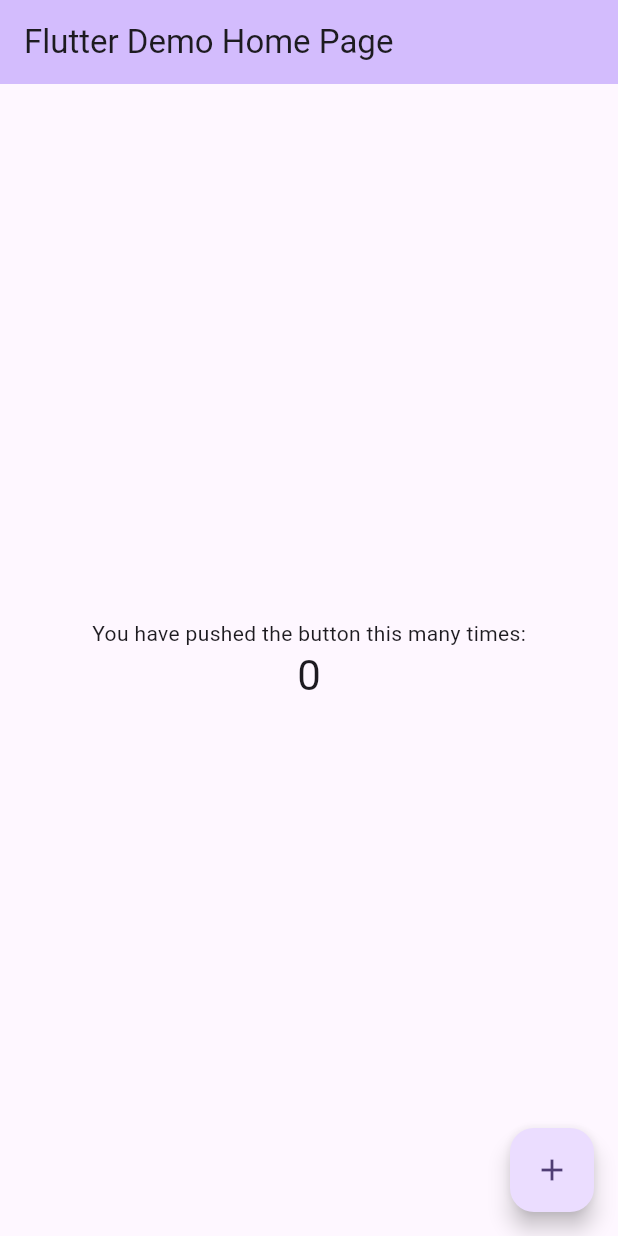
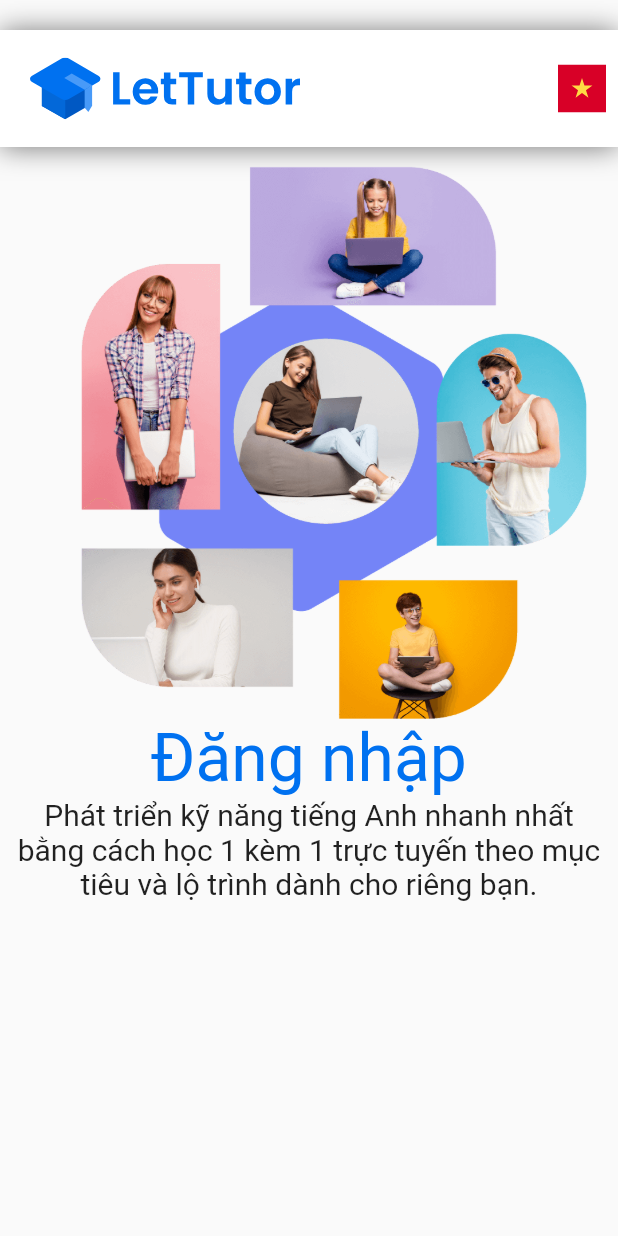
Before and after one commit to duongtanton/advanced-mobile-20_3, a Flutter app: the screen it shows after launch, on a phone screen of 412 x 824 dp. Run offline on Flutter 3.47's test engine with Material 2 defaults, Android fonts, the phone set to English and light mode, and no system bars; our stand-ins replace flutter_svg.

```diff
--- a/lib/main.dart
+++ b/lib/main.dart
@@ -1,4 +1,6 @@
 import 'package:flutter/material.dart';
+import 'package:mobile_20120598/src/pages/home_page.dart';
+import 'package:mobile_20120598/src/pages/signin_page.dart';
 
 void main() {
   runApp(const MyApp());
@@ -6,120 +8,15 @@ void main() {
 
 class MyApp extends StatelessWidget {
   const MyApp({super.key});
-
-  // This widget is the root of your application.
   @override
   Widget build(BuildContext context) {
     return MaterialApp(
-      title: 'Flutter Demo',
-      theme: ThemeData(
-        // This is the theme of your application.
-        //
-        // TRY THIS: Try running your application with "flutter run". You'll see
-        // the application has a blue toolbar. Then, without quitting the app,
-        // try changing the seedColor in the colorScheme below to Colors.green
-        // and then invoke "hot reload" (save your changes or press the "hot
-        // reload" button in a Flutter-supported IDE, or press "r" if you used
-        // the command line to start the app).
-        //
-        // Notice that the counter didn't reset back to zero; the application
-        // state is not lost during the reload. To reset the state, use hot
-        // restart instead.
-        //
-        // This works for code too, not just values: Most code changes can be
-        // tested with just a hot reload.
-        colorScheme: ColorScheme.fromSeed(seedColor: Colors.deepPurple),
-        useMaterial3: true,
-      ),
-      home: const MyHomePage(title: 'Flutter Demo Home Page'),
+      title: '20120598',
+      initialRoute: "/sign-in",
+      routes: {
+        '/': (context) => const HomePage(title: "Home"),
+        '/sign-in': (context) => const SignInPage(title: "LetTuTor"),
+      },
     );
   }
 }
-
-class MyHomePage extends StatefulWidget {
-  const MyHomePage({super.key, required this.title});
-
-  // This widget is the home page of your application. It is stateful, meaning
-  // that it has a State object (defined below) that contains fields that affect
-  // how it looks.
-
-  // This class is the configuration for the state. It holds the values (in this
-  // case the title) provided by the parent (in this case the App widget) and
-  // used by the build method of the State. Fields in a Widget subclass are
-  // always marked "final".
-
-  final String title;
-
-  @override
-  State<MyHomePage> createState() => _MyHomePageState();
-}
-
-class _MyHomePageState extends State<MyHomePage> {
-  int _counter = 0;
-
-  void _incrementCounter() {
-    setState(() {
-      // This call to setState tells the Flutter framework that something has
-      // changed in this State, which causes it to rerun the build method below
-      // so that the display can reflect the updated values. If we changed
-      // _counter without calling setState(), then the build method would not be
-      // called again, and so nothing would appear to happen.
-      _counter++;
-    });
-  }
-
-  @override
-  Widget build(BuildContext context) {
-    // This method is rerun every time setState is called, for instance as done
-    // by the _incrementCounter method above.
-    //
-    // The Flutter framework has been optimized to make rerunning build methods
-    // fast, so that you can just rebuild anything that needs updating rather
-    // than having to individually change instances of widgets.
-    return Scaffold(
-      appBar: AppBar(
-        // TRY THIS: Try changing the color here to a specific color (to
-        // Colors.amber, perhaps?) and trigger a hot reload to see the AppBar
-        // change color while the other colors stay the same.
-        backgroundColor: Theme.of(context).colorScheme.inversePrimary,
-        // Here we take the value from the MyHomePage object that was created by
-        // the App.build method, and use it to set our appbar title.
-        title: Text(widget.title),
-      ),
-      body: Center(
-        // Center is a layout widget. It takes a single child and positions it
-        // in the middle of the parent.
-        child: Column(
-          // Column is also a layout widget. It takes a list of children and
-          // arranges them vertically. By default, it sizes itself to fit its
-          // children horizontally, and tries to be as tall as its parent.
-          //
-          // Column has various properties to control how it sizes itself and
-          // how it positions its children. Here we use mainAxisAlignment to
-          // center the children vertically; the main axis here is the vertical
-          // axis because Columns are vertical (the cross axis would be
-          // horizontal).
-          //
-          // TRY THIS: Invoke "debug painting" (choose the "Toggle Debug Paint"
-          // action in the IDE, or press "p" in the console), to see the
-          // wireframe for each widget.
-          mainAxisAlignment: MainAxisAlignment.center,
-          children: <Widget>[
-            const Text(
-              'You have pushed the button this many times:',
-            ),
-            Text(
-              '$_counter',
-              style: Theme.of(context).textTheme.headlineMedium,
-            ),
-          ],
-        ),
-      ),
-      floatingActionButton: FloatingActionButton(
-        onPressed: _incrementCounter,
-        tooltip: 'Increment',
-        child: const Icon(Icons.add),
-      ), // This trailing comma makes auto-formatting nicer for build methods.
-    );
-  }
-}
--- /dev/null
+++ b/lib/src/pages/home_page.dart
@@ -0,0 +1,67 @@
+
+import 'package:flutter/material.dart';
+
+class HomePage extends StatefulWidget {
+  const HomePage({super.key, required this.title});
+  final String title;
+  @override
+  State<HomePage> createState() => _HomePageState();
+}
+class _HomePageState extends State<HomePage> {
+  int _counter = 0;
+
+  void _incrementCounter() {
+    setState(() {
+      _counter++;
+    });
+  }
+
+  @override
+  Widget build(BuildContext context) {
+    return Scaffold(
+      appBar: AppBar(
+        // TRY THIS: Try changing the color here to a specific color (to
+        // Colors.amber, perhaps?) and trigger a hot reload to see the AppBar
+        // change color while the other colors stay the same.
+        backgroundColor: Theme.of(context).colorScheme.inversePrimary,
+        // Here we take the value from the MyHomePage object that was created by
+        // the App.build method, and use it to set our appbar title.
+        title: Text(widget.title),
+      ),
+      body: Center(
+        // Center is a layout widget. It takes a single child and positions it
+        // in the middle of the parent.
+        child: Column(
+          // Column is also a layout widget. It takes a list of children and
+          // arranges them vertically. By default, it sizes itself to fit its
+          // children horizontally, and tries to be as tall as its parent.
+          //
+          // Column has various properties to control how it sizes itself and
+          // how it positions its children. Here we use mainAxisAlignment to
+          // center the children vertically; the main axis here is the vertical
+          // axis because Columns are vertical (the cross axis would be
+          // horizontal).
+          //
+          // TRY THIS: Invoke "debug painting" (choose the "Toggle Debug Paint"
+          // action in the IDE, or press "p" in the console), to see the
+          // wireframe for each widget.
+          mainAxisAlignment: MainAxisAlignment.center,
+          children: <Widget>[
+            const Text(
+              'You have pushed the button this many times:',
+            ),
+            Text(
+              '$_counter',
+              style: Theme.of(context).textTheme.headlineMedium,
+            ),
+          ],
+        ),
+      ),
+      floatingActionButton: FloatingActionButton(
+        onPressed: _incrementCounter,
+        tooltip: 'Increment',
+        child: const Icon(Icons.add),
+      ), // This trailing comma makes auto-formatting nicer for build methods.
+    );
+  }
+}
--- /dev/null
+++ b/lib/src/pages/signin_page.dart
@@ -0,0 +1,81 @@
+import 'package:flutter/material.dart';
+import 'package:flutter_svg/svg.dart';
+
+class SignInPage extends StatefulWidget {
+  const SignInPage({super.key, required this.title});
+
+  final String title;
+
+  @override
+  State<SignInPage> createState() => _SignInPageState();
+}
+
+class _SignInPageState extends State<SignInPage> {
+  @override
+  Widget build(BuildContext context) {
+    return Scaffold(
+      body: Column(
+        children: [
+          const Header(),
+          Expanded(
+              child: SingleChildScrollView(
+            child: Column(
+              children: [
+                const Image(
+                    image: AssetImage("assets/images/sign-in-banner.png")),
+                Container(
+                  padding: const EdgeInsets.only(left: 10, right: 10),
+                  child: const Column(
+                    children: [
+                      Text("Đăng nhập",
+                          style: TextStyle(
+                              fontSize: 44,
+                              color: Color.fromRGBO(0, 113, 240, 1))),
+                      Text(
+                        "Phát triển kỹ năng tiếng Anh nhanh nhất bằng cách học 1 " +
+                            "kèm 1 trực tuyến theo mục tiêu và lộ trình dành cho riêng bạn.",
+                        textAlign: TextAlign.center,
+                        style: TextStyle(
+                          fontSize: 20,
+                        ),
+                      )
+                    ],
+                  ),
+                )
+              ],
+            ),
+          ))
+        ],
+      ),
+    );
+  }
+}
+
+class Header extends StatelessWidget {
+  const Header({super.key});
+
+  @override
+  Widget build(BuildContext context) {
+    return Container(
+      margin: const EdgeInsets.only(top: 20),
+      decoration: const BoxDecoration(boxShadow: [
+        BoxShadow(
+            color: Colors.black54,
+            blurRadius: 15.0,
+            offset: Offset(0.0, 0.75) // changes position of shadow
+            ),
+      ], color: Colors.white),
+      child: Container(
+          padding: const EdgeInsets.only(top: 15, left: 20, bottom: 15),
+          child: Row(
+            mainAxisAlignment: MainAxisAlignment.spaceBetween,
+            children: [
+              SvgPicture.asset("assets/images/logo.svg", width: 180),
+              IconButton(
+                  onPressed: () => {},
+                  icon: SvgPicture.asset("assets/images/vi.svg"))
+            ],
+          )),
+    );
+  }
+}
--- a/pubspec.yaml
+++ b/pubspec.yaml
@@ -35,6 +35,7 @@ dependencies:
   # The following adds the Cupertino Icons font to your application.
   # Use with the CupertinoIcons class for iOS style icons.
   cupertino_icons: ^1.0.2
+  flutter_svg: ^1.1.6
 
 dev_dependencies:
   flutter_test:
@@ -59,9 +60,8 @@ flutter:
   uses-material-design: true
 
   # To add assets to your application, add an assets section, like this:
-  # assets:
-  #   - images/a_dot_burr.jpeg
-  #   - images/a_dot_ham.jpeg
+  assets:
+    - assets/images/
 
   # An image asset can refer to one or more resolution-specific "variants", see
   # https://flutter.dev/assets-and-images/#resolution-aware
```
Also changed, not shown: assets/images/logo.svg (added), assets/images/sign-in-banner.png (added), assets/images/vi.svg (added), pubspec.lock.
